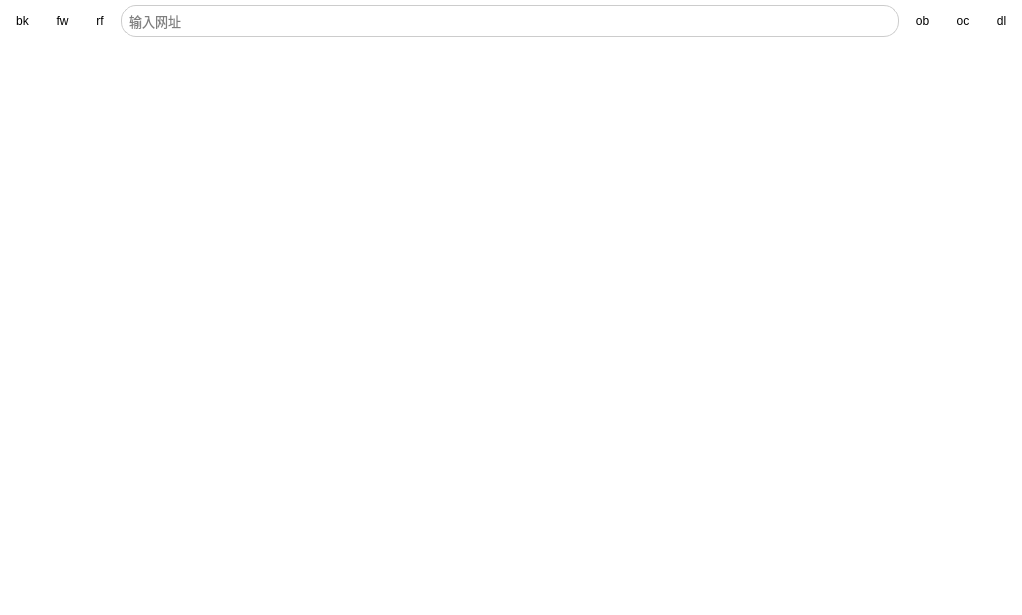
The window that resf/tb_browser.ui (clb-128258/TiebaDesktop) describes before a commit, drawn with Qt 5.
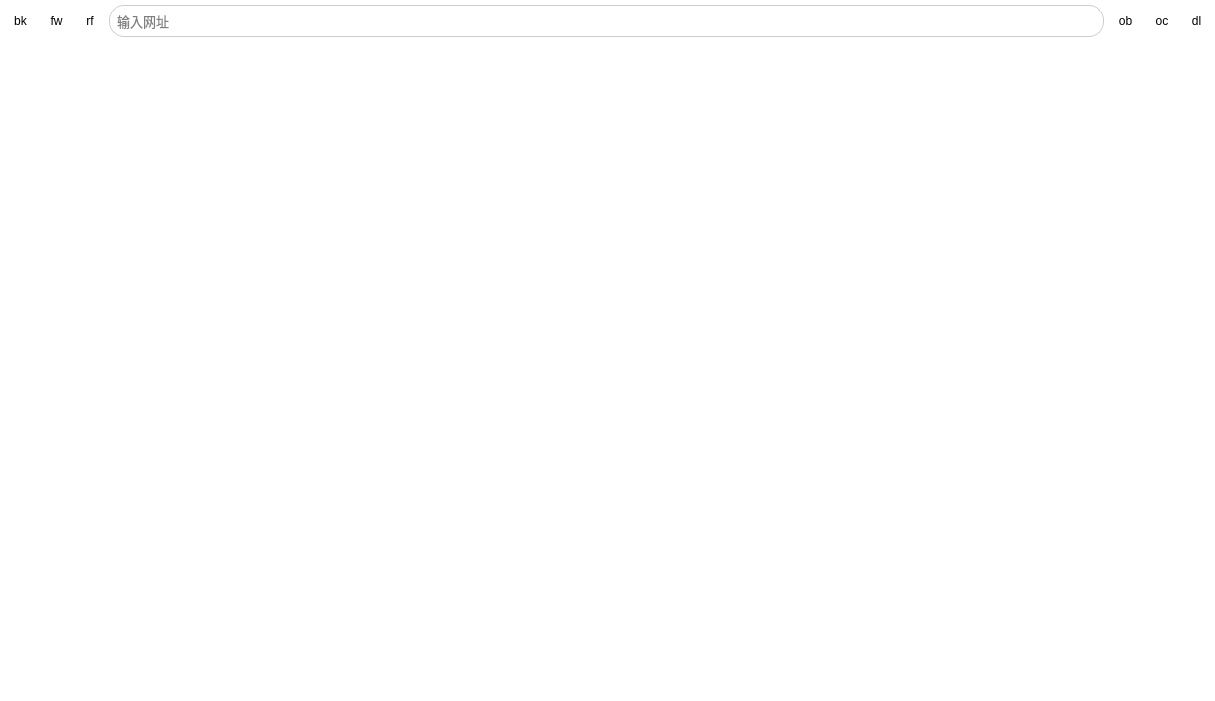
The same window after the commit. Icons and pictures are not drawn.

What changed in the file:
```diff
--- a/resf/tb_browser.ui
+++ b/resf/tb_browser.ui
@@ -6,8 +6,8 @@
    <rect>
     <x>0</x>
     <y>0</y>
-    <width>1022</width>
-    <height>615</height>
+    <width>1215</width>
+    <height>701</height>
    </rect>
   </property>
   <property name="palette">
@@ -84,10 +84,10 @@
                 QToolButton {
                 background-color: transparent;
                 border: none;
-                border-radius: 6px;
-                padding: 6px;
+                border-radius: 17px;
+                padding: 4px;
                 /* 设置图标大小 */
-                icon-size: 24px;
+                icon-size: 26px;
                 /* 可选：设置最小尺寸，保持按钮大小一致 */
                 min-width: 10px;
                 min-height: 10px;
```
